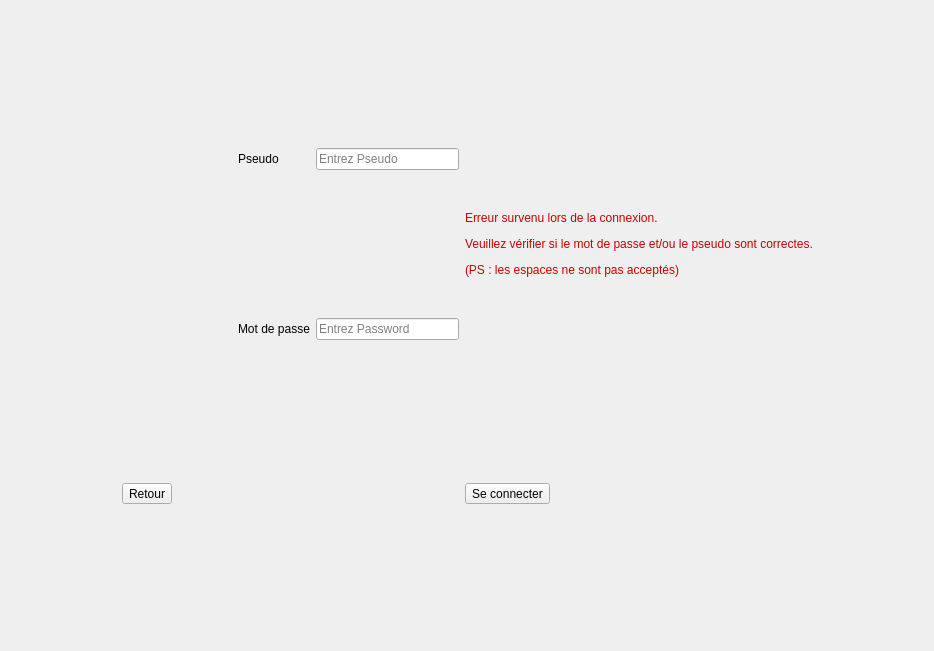
Old version of the form Client/UI/Menu_LoginQt.ui in the repository Minigrim0/LombricABrac.
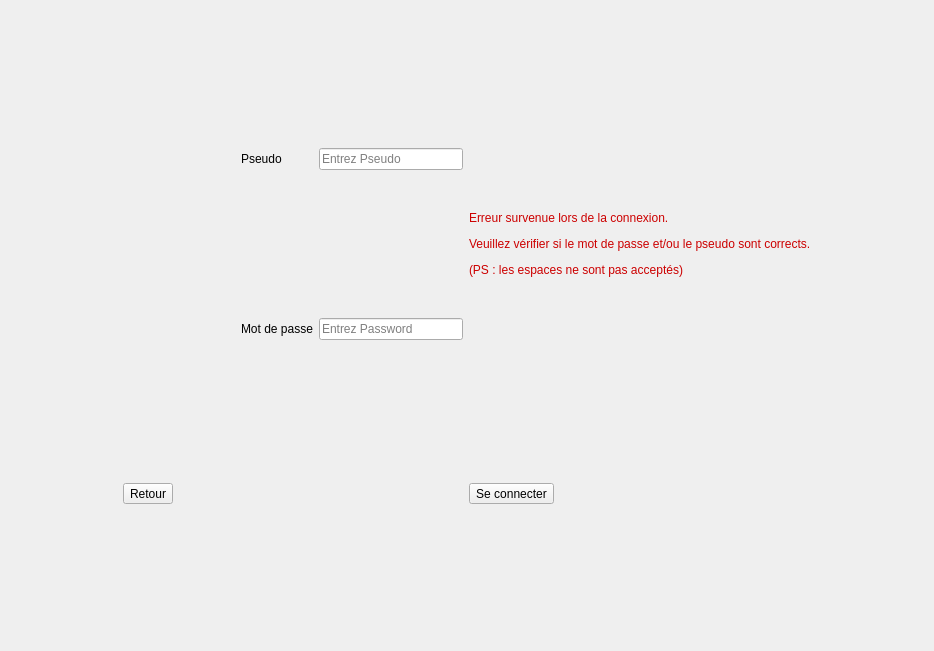
New version of the form. Icons and pictures are not drawn.

Commit message: petites fautes

```diff
--- a/Client/UI/Menu_LoginQt.ui
+++ b/Client/UI/Menu_LoginQt.ui
@@ -225,7 +225,7 @@
         <string notr="true">color: darkRed;</string>
        </property>
        <property name="text">
-        <string>&lt;html&gt;&lt;head/&gt;&lt;body&gt;&lt;p&gt;&lt;span style=&quot; color:#cc0000;&quot;&gt;Erreur survenu lors de la connexion. &lt;/span&gt;&lt;/p&gt;&lt;p&gt;&lt;span style=&quot; color:#cc0000;&quot;&gt;Veuillez vérifier si le mot de passe et/ou le pseudo sont correctes.&lt;/span&gt;&lt;/p&gt;&lt;p&gt;&lt;span style=&quot; color:#cc0000;&quot;&gt;(PS : les espaces ne sont pas acceptés)&lt;/span&gt;&lt;/p&gt;&lt;/body&gt;&lt;/html&gt;</string>
+        <string>&lt;html&gt;&lt;head/&gt;&lt;body&gt;&lt;p&gt;&lt;span style=&quot; color:#cc0000;&quot;&gt;Erreur survenue lors de la connexion. &lt;/span&gt;&lt;/p&gt;&lt;p&gt;&lt;span style=&quot; color:#cc0000;&quot;&gt;Veuillez vérifier si le mot de passe et/ou le pseudo sont corrects.&lt;/span&gt;&lt;/p&gt;&lt;p&gt;&lt;span style=&quot; color:#cc0000;&quot;&gt;(PS : les espaces ne sont pas acceptés)&lt;/span&gt;&lt;/p&gt;&lt;/body&gt;&lt;/html&gt;</string>
        </property>
       </widget>
      </item>
```
